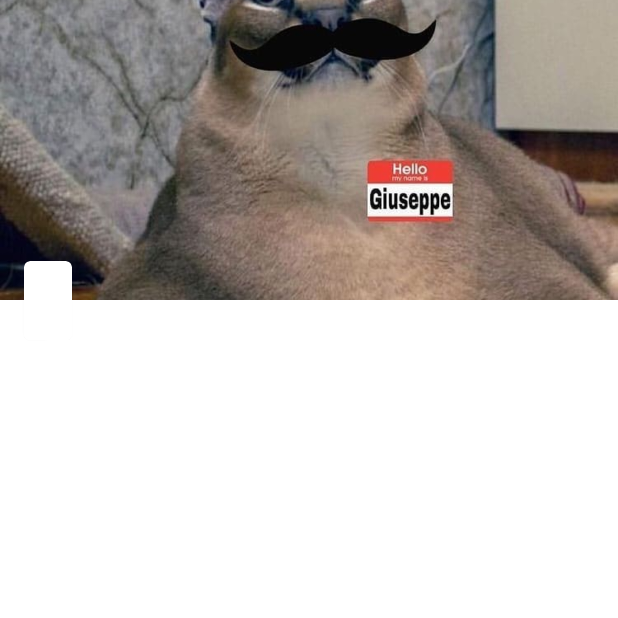
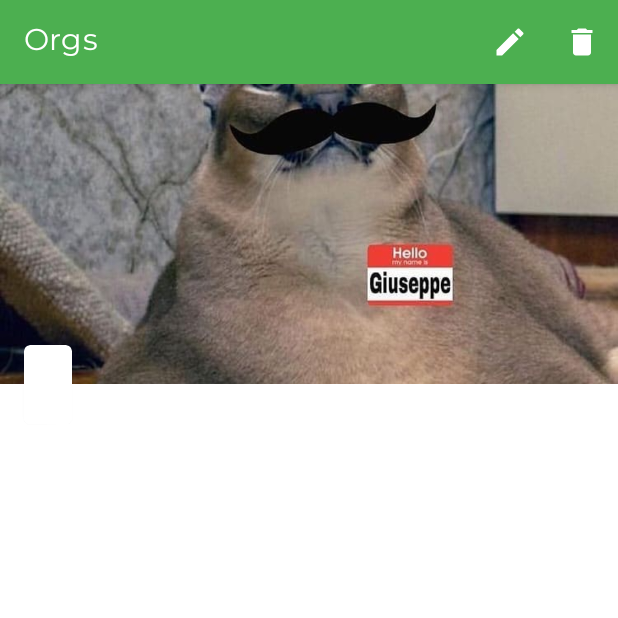
Before and after one commit to jvmbeck/AppLista, an Android app built with Jetpack Compose: the DetalheProdutoActivity screen opened directly, with no data from a screen before it, on a phone screen of 412 x 824 dp, the top half of it. Run offline under Robolectric (Android 15) with nearby library versions, the phone set to English and light mode, and no system bars; 1 statement that could not run was skipped.

Commit message:
Criando listener do menu pra edição e remoção dos itens

```diff
--- a/app/src/main/java/com/example/orgs/ui/activity/DetalheProdutoActivity.kt
+++ b/app/src/main/java/com/example/orgs/ui/activity/DetalheProdutoActivity.kt
@@ -2,12 +2,16 @@ package com.example.orgs.ui.activity
 
 import android.os.Bundle
 import android.util.Log
+import android.view.Menu
+import android.view.MenuItem
 import androidx.appcompat.app.AppCompatActivity
+import com.example.orgs.R
 import com.example.orgs.databinding.ActivityDetalheProdutoBinding
 import com.example.orgs.extensions.carregarImagem
 import com.example.orgs.extensions.formataPraMoedaBrasileira
 import com.example.orgs.model.Produto
 
+private const val TAG = "DetalhesProduto"
 class DetalheProdutoActivity : AppCompatActivity() {
 
     private val binding by lazy {
@@ -17,10 +21,27 @@ class DetalheProdutoActivity : AppCompatActivity() {
     override fun onCreate(savedInstanceState: Bundle?) {
         super.onCreate(savedInstanceState)
         setContentView(binding.root)
-        supportActionBar?.hide()
 
         carregaProduto()
 
+    }
+
+    override fun onCreateOptionsMenu(menu: Menu?): Boolean {
+        menuInflater.inflate(R.menu.menu_detalhes_produto, menu)
+        return super.onCreateOptionsMenu(menu)
+
+    }
+
+    override fun onOptionsItemSelected(item: MenuItem): Boolean {
+        when(item.itemId){
+            R.id.button_deletar -> {
+                Log.i(TAG, "onOptionsItemSelected: remover")
+            }
+            R.id.button_editar -> {
+                Log.i(TAG, "onOptionsItemSelected: editar")
+            }
+        }
+        return super.onOptionsItemSelected(item)
     }
 
     fun carregaProduto() {
--- /dev/null
+++ b/app/src/main/res/drawable/ic_action_delete.xml
@@ -0,0 +1,5 @@
+<vector android:height="24dp" android:tint="#FFFFFF"
+    android:viewportHeight="24" android:viewportWidth="24"
+    android:width="24dp" xmlns:android="http://schemas.android.com/apk/res/android">
+    <path android:fillColor="@android:color/white" android:pathData="M6,19c0,1.1 0.9,2 2,2h8c1.1,0 2,-0.9 2,-2V7H6v12zM19,4h-3.5l-1,-1h-5l-1,1H5v2h14V4z"/>
+</vector>
--- /dev/null
+++ b/app/src/main/res/drawable/ic_action_edit.xml
@@ -0,0 +1,5 @@
+<vector android:height="24dp" android:tint="#000000"
+    android:viewportHeight="24" android:viewportWidth="24"
+    android:width="24dp" xmlns:android="http://schemas.android.com/apk/res/android">
+    <path android:fillColor="@android:color/white" android:pathData="M3,17.25V21h3.75L17.81,9.94l-3.75,-3.75L3,17.25zM20.71,7.04c0.39,-0.39 0.39,-1.02 0,-1.41l-2.34,-2.34c-0.39,-0.39 -1.02,-0.39 -1.41,0l-1.83,1.83 3.75,3.75 1.83,-1.83z"/>
+</vector>
--- /dev/null
+++ b/app/src/main/res/drawable/ic_action_edit_white.xml
@@ -0,0 +1,5 @@
+<vector android:height="24dp" android:tint="#FFFFFF"
+    android:viewportHeight="24" android:viewportWidth="24"
+    android:width="24dp" xmlns:android="http://schemas.android.com/apk/res/android">
+    <path android:fillColor="@android:color/white" android:pathData="M3,17.25V21h3.75L17.81,9.94l-3.75,-3.75L3,17.25zM20.71,7.04c0.39,-0.39 0.39,-1.02 0,-1.41l-2.34,-2.34c-0.39,-0.39 -1.02,-0.39 -1.41,0l-1.83,1.83 3.75,3.75 1.83,-1.83z"/>
+</vector>
--- /dev/null
+++ b/app/src/main/res/menu/menu_detalhes_produto.xml
@@ -0,0 +1,22 @@
+<?xml version="1.0" encoding="utf-8"?>
+<menu xmlns:app="http://schemas.android.com/apk/res-auto"
+    xmlns:android="http://schemas.android.com/apk/res/android">
+
+    <item
+        android:id="@+id/button_editar"
+        android:layout_width="wrap_content"
+        android:layout_height="wrap_content"
+        android:icon="@drawable/ic_action_edit_white"
+        android:title="Editar"
+        app:showAsAction="ifRoom" />
+
+    <item
+        android:id="@+id/button_deletar"
+        android:layout_width="wrap_content"
+        android:layout_height="wrap_content"
+        android:icon="@drawable/ic_action_delete"
+        android:title="Deletar"
+        app:showAsAction="ifRoom" />
+
+
+</menu>
```
Also changed, not shown: app/src/main/java/com/example/orgs/ui/activity/ListaProdutosActivity.kt (+9 -0 lines), app/src/main/java/com/example/orgs/ui/recyclerview/adapter/ListaProdutosAdapter.kt (+34 -3 lines).
